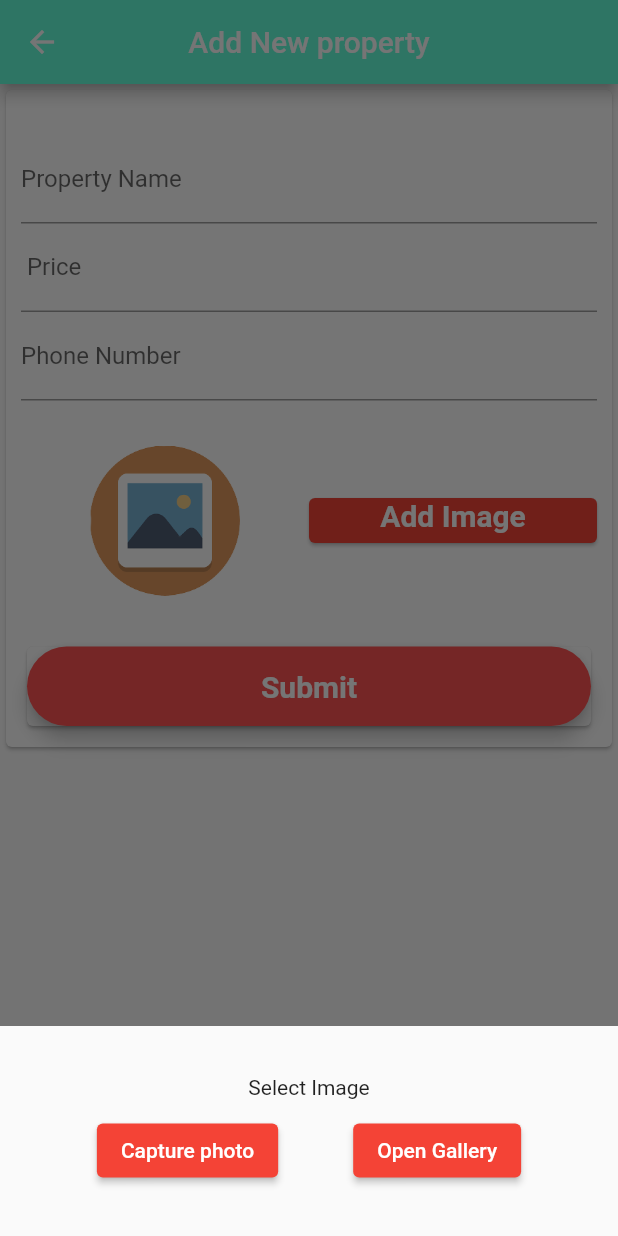
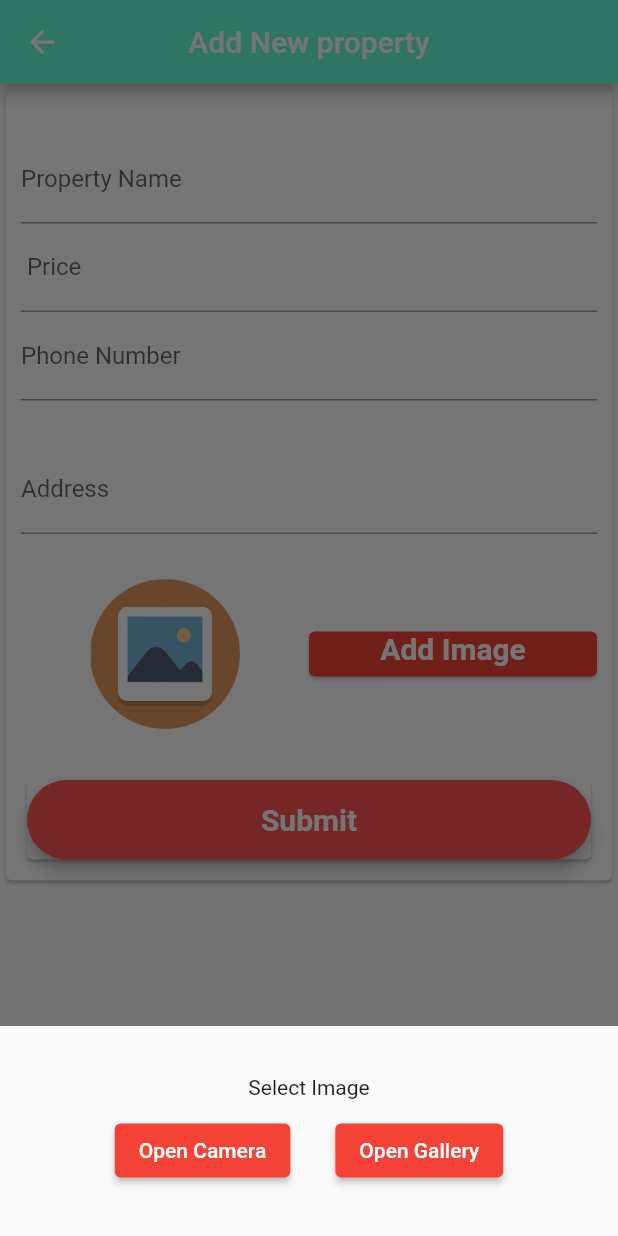
Before and after one commit to Sandesh-03/amigo, a Flutter app: the AddProperty screen opened directly, after a tap on "Add Image", on a phone screen of 412 x 824 dp. Run offline on Flutter 3.47's test engine with Material 2 defaults, Android fonts, the phone set to English and light mode, and no system bars; our stand-ins replace cloud_firestore, firebase_auth, firebase_core, flutter_map, fluttertoast, font_awesome_flutter and 3 more; accounts and stored records are empty.

Commit message:
image picker

```diff
--- a/lib/functional/image_picker.dart
+++ b/lib/functional/image_picker.dart
@@ -1,46 +1,38 @@
-import 'package:flutter/material.dart';
-import 'package:get/get.dart';
-import 'package:image_picker/image_picker.dart';
+import 'dart:convert';
 import 'dart:io';
 
-class ImagePicker extends StatefulWidget {
-  const ImagePicker({Key? key}) : super(key: key);
+import 'package:flutter/material.dart';
+import 'package:image_picker/image_picker.dart';
+
+class ImagePickerScreen extends StatefulWidget {
+  const ImagePickerScreen({Key? key}) : super(key: key);
 
   @override
-
-  State<ImagePicker> createState() => _ImagePickerState();
-
-
-
+  State<ImagePickerScreen> createState() => _ImagePickerScreenState();
 }
 
-class _ImagePickerState extends State<ImagePicker> {
-  var pickedImage;
-  var imagePicker;
-  @override
-  void initState() {
-    super.initState();
-    //Get the ImagePicker instance
-    imagePicker = ImagePicker();
+class _ImagePickerScreenState extends State<ImagePickerScreen> {
+  File? selectedImage;
+  String base64Image = "";
+
+  Future<void> chooseImage(type) async {
+    // ignore: prefer_typing_uninitialized_variables
+    var image;
+    if (type == "camera") {
+      image = await ImagePicker()
+          .pickImage(source: ImageSource.camera, imageQuality: 10);
+    } else {
+      image = await ImagePicker()
+          .pickImage(source: ImageSource.gallery, imageQuality: 25);
+    }
+    if (image != null) {
+      setState(() {
+        selectedImage = File(image.path);
+        base64Image = base64Encode(selectedImage!.readAsBytesSync());
+        // won't have any error now
+      });
+    }
   }
-
-
-  // pickImage(ImageSource imageType) async {
-  //   final ImagePicker _picker = ImagePicker();
-  //   try {
-  //     final photo = await _picker.pickImage(source: imageType);
-  //     if (photo == null) return;
-  //     final tempImage = File(photo.path);
-  //     setState(() {
-  //       this.pickedImage = tempImage;
-  //     });
-  //
-  //     Get.back();
-  //   } catch (error) {
-  //     print(error);
-  //   }
-  // }
-
   @override
   Widget build(BuildContext context) {
     return Row(
@@ -50,9 +42,9 @@ class _ImagePickerState extends State<ImagePicker> {
           child: Container(
             width: 100,
             height: 100,
-            child: pickedImage != null
+            child: selectedImage != null
                 ? Image.file(
-              pickedImage!,
+              selectedImage!,
               fit: BoxFit.cover,
             )
                 : Image.asset('images/default_image.png'),
@@ -104,35 +96,16 @@ class _ImagePickerState extends State<ImagePicker> {
             children: [
               ElevatedButton(
                   onPressed: () async {
-                    XFile? image =
-                    await imagePicker.pickImage(source: ImageSource.camera);
-                    setState(() {
-                      if (image != null) {
-                        pickedImage = File(image.path);
-                      } else {
-                        ScaffoldMessenger.of(context).showSnackBar(
-                            SnackBar(content: Text("No image Selected")));
-                      }
-                    });
-                  },
-                  child: Text("Capture photo")),
-              SizedBox(
-                width: 50,
+                  chooseImage("camera");
+                  Navigator.of(context).pop();
+                  }, child: Text("Open Camera"),
+
               ),
+              SizedBox(width: 30,),
               ElevatedButton(
                   onPressed: () async {
-                    //ImagePicker.pickImage() method returns XFile instance
-                    //that we can use to get the path of the image.
-                    XFile? image = await imagePicker.pickImage(
-                        source: ImageSource.gallery);
-                    setState(() {
-                      if (image != null) {
-                        pickedImage = File(image.path);
-                      } else {
-                        ScaffoldMessenger.of(context).showSnackBar(
-                            SnackBar(content: Text("No image Selected")));
-                      }
-                    });
+                    chooseImage("gallery");
+                    Navigator.of(context).pop();
                   },
                   child: Text("Open Gallery"))
                      ],
--- a/lib/screens/addprop.dart
+++ b/lib/screens/addprop.dart
@@ -14,8 +14,8 @@ class _AddPropertyState extends State<AddProperty> {
   Map<String, dynamic> productData = {
     "p_name": "",
     "p_price": "",
-    "p_upload_date": DateTime.now().millisecondsSinceEpoch,
-    "phone_number": ""
+    "phone_number": "",
+    "address": ""
   };
 
   addProduct() {
@@ -88,11 +88,28 @@ class _AddPropertyState extends State<AddProperty> {
                     productData['phone_number'] = value!;
                   },
                 ),
-                SizedBox(
+                const SizedBox(
                   height: 30,
                 ),
-                ImagePicker(),
-                SizedBox(
+                TextFormField(
+                  keyboardType: TextInputType.multiline,
+                  decoration: InputDecoration(labelText: 'Address'),
+                  validator: (value) {
+                    if (value == null || value.isEmpty) {
+                      return 'Address Required';
+                    }
+                    return null;
+                  },
+                  onSaved: (value) {
+                    productData['address'] = value!;
+                  },
+                ),
+                const SizedBox(
+                  height: 30,
+                ),
+
+                const ImagePickerScreen(),
+                const SizedBox(
                   height: 30,
                 ),
 
@@ -106,7 +123,7 @@ class _AddPropertyState extends State<AddProperty> {
                         minWidth: MediaQuery.of(context).size.width,
                         onPressed: (){
                           setState(() {
-
+                                Navigator.of(context).pop();
                           });
                         },
                         child: const Text(
```
